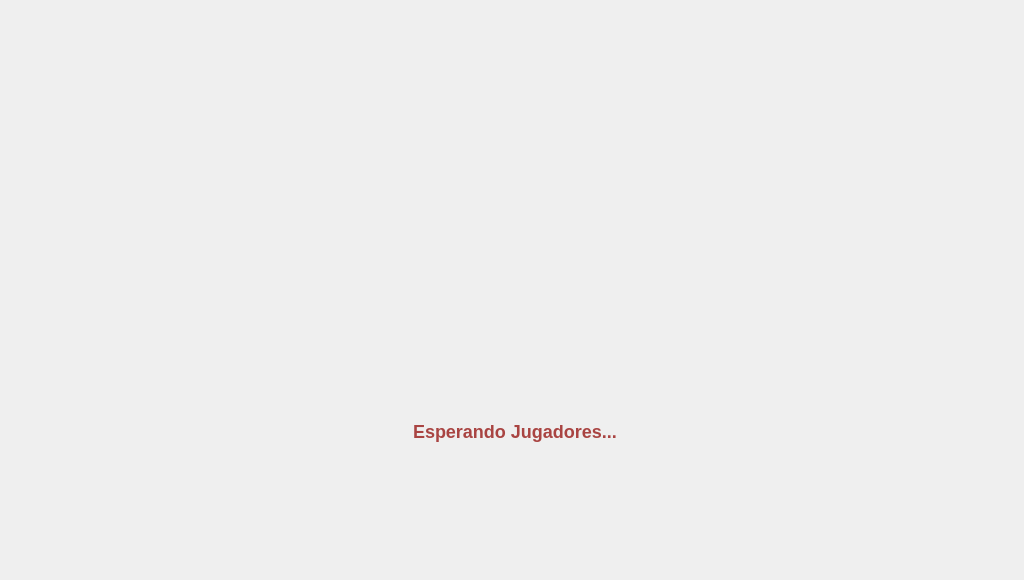
This is client/lobby/ui/sala_espera.ui in ManusaRivi/taller-tp-worms as Qt 5 draws it before an edit. The edited form follows.
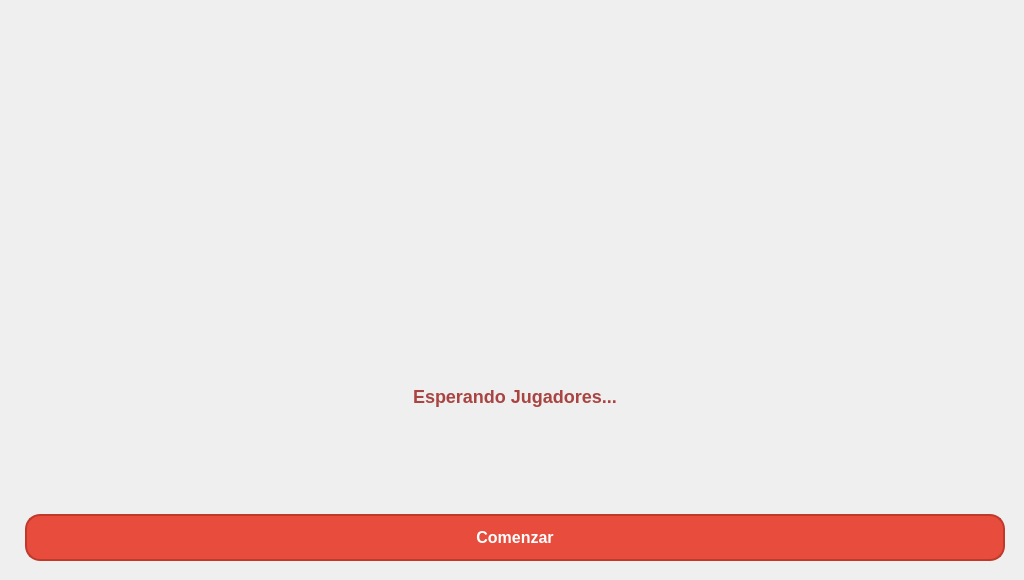
This is the edited form. Icons and pictures are not drawn.

Commit message: Sala espera

The edit to the form file:
```diff
--- a/client/lobby/ui/sala_espera.ui
+++ b/client/lobby/ui/sala_espera.ui
@@ -112,6 +112,13 @@
        </item>
       </layout>
      </item>
+     <item row="1" column="0">
+      <widget class="QPushButton" name="pushButton">
+       <property name="text">
+        <string>Comenzar</string>
+       </property>
+      </widget>
+     </item>
     </layout>
    </item>
   </layout>
```
Left out of the diff: 4 changed lines with no effect on the pictures. The commit also changes 4 other files.
